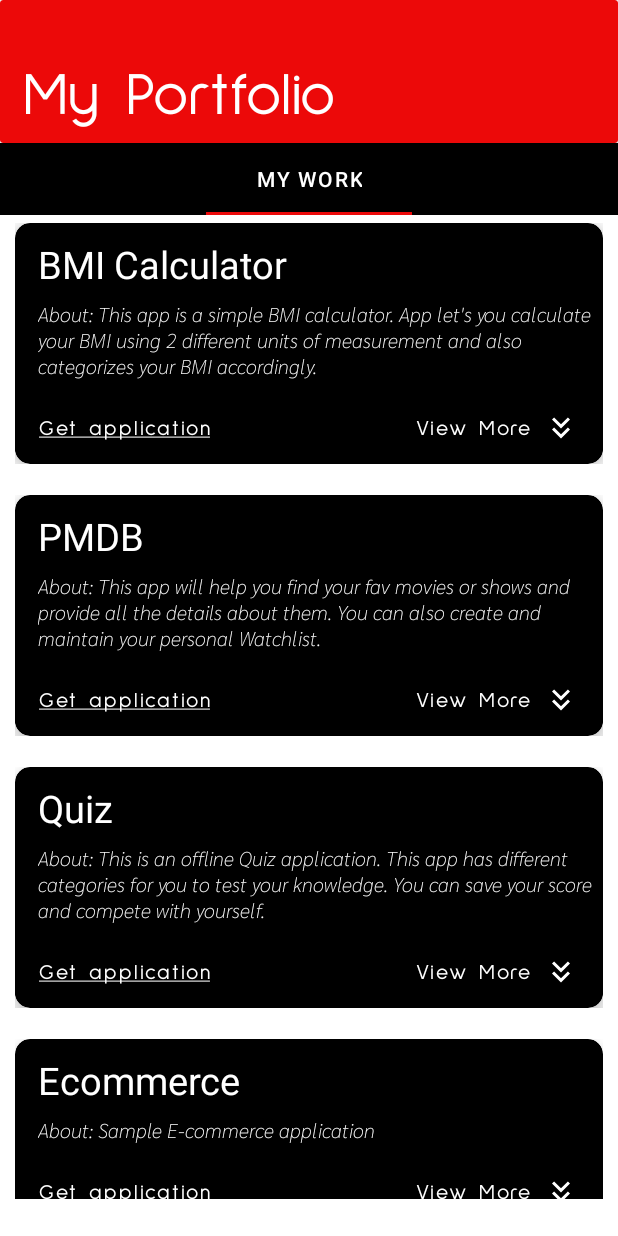
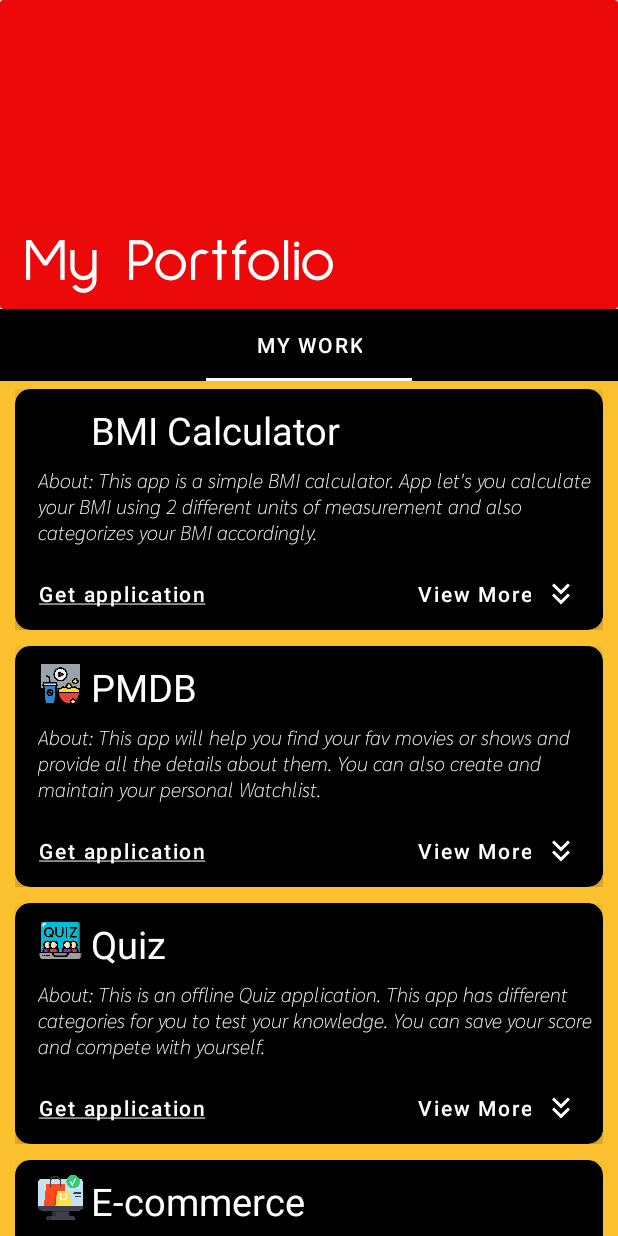
Before and after one commit to buzz-ht53/myportfolio, an Android app: the screen it shows after launch (MainActivity), tab 2 chosen, on a phone screen of 412 x 824 dp. Run offline under Robolectric (Android 15) with nearby library versions, the phone set to English and light mode, and no system bars; Roboto replaces fonts that are not available here.

Commit message:
# Misc (iconImage + pageTitle)

```diff
--- a/app/src/main/java/com/buzz_ht/myportfolio/Adapters/AppListRecyclerViewAdapter.kt
+++ b/app/src/main/java/com/buzz_ht/myportfolio/Adapters/AppListRecyclerViewAdapter.kt
@@ -11,6 +11,7 @@ import android.view.LayoutInflater
 import android.view.View
 import android.view.ViewGroup
 import android.widget.Button
+import android.widget.ImageView
 import android.widget.LinearLayout
 import android.widget.TextView
 import androidx.cardview.widget.CardView
@@ -44,6 +45,7 @@ class AppListRecyclerViewAdapter(context: Context, listOfItems: List<CustomClass
         var btnExpansionReverse: Button = view.findViewById(R.id.btnExpansionReverse)
         var btnGetApp: Button = view.findViewById(R.id.btnGetApp)
         var expansionLayout: CardView = view.findViewById(R.id.expansionLayout)
+        var appIcon: ImageView = view.findViewById(R.id.appIcon)
     }
 
     override fun onCreateViewHolder(parent: ViewGroup, viewType: Int): ViewHolder {
@@ -58,6 +60,19 @@ class AppListRecyclerViewAdapter(context: Context, listOfItems: List<CustomClass
 
         if (listOfItems[position].useCase != "") {
             holder.txtAppDescription.text = "About: " + listOfItems[position].useCase
+        }
+
+        if (listOfItems[position].appIconName != "") {
+            if (listOfItems[position].appName.equals("E-commerce", true))
+                holder.appIcon.setImageResource(R.drawable.logoecommerceapp)
+
+            if (listOfItems[position].appName.equals("Quiz", true))
+                holder.appIcon.setImageResource(R.drawable.logoquizapp)
+
+
+            if (listOfItems[position].appName.equals("PMDB", true))
+                holder.appIcon.setImageResource(R.drawable.logopmdbapp)
+
         }
 
         holder.btnGetApp.setOnClickListener {
--- a/app/src/main/java/com/buzz_ht/myportfolio/Fragments/FragmentMyWork.kt
+++ b/app/src/main/java/com/buzz_ht/myportfolio/Fragments/FragmentMyWork.kt
@@ -51,7 +51,8 @@ class FragmentMyWork : Fragment() {
                 "Firebase Authentication",
                 "This app is a simple BMI calculator. App let's you calculate your BMI using 2 different units of measurement and also categorizes your BMI accordingly.",
                 "1/10",
-                getString(R.string.bmi_calculator_playstore)
+                getString(R.string.bmi_calculator_playstore),
+                ""
             )
         )
         listOfApps.add(
@@ -63,7 +64,8 @@ class FragmentMyWork : Fragment() {
                 "Third Party Apis, Retrofit",
                 "This app will help you find your fav movies or shows and provide all the details about them. You can also create and maintain your personal Watchlist.",
                 "1.5/10",
-                getString(R.string.pmdb_playstore)
+                getString(R.string.pmdb_playstore),
+                "logoomdbapp"
             )
         )
 
@@ -76,7 +78,8 @@ class FragmentMyWork : Fragment() {
                 "Shared pref, Recyclerview",
                 "This is an offline Quiz application. This app has different categories for you to test your knowledge. You can save your score and compete with yourself.",
                 "2.5/10",
-                getString(R.string.quiz_playstore)
+                getString(R.string.quiz_playstore),
+                "logoquizapp"
             )
 
 
@@ -84,14 +87,15 @@ class FragmentMyWork : Fragment() {
 
         listOfApps.add(
             CustomClass(
-                "Ecommerce",
+                "E-commerce",
                 "Java",
                 "MVC",
                 "NA",
                 "Shared pref, Recyclerview, Bottom Navigation view, Menu",
                 "Sample E-commerce application",
                 "4/10",
-                getString(R.string.ecommerce_playstore)
+                getString(R.string.ecommerce_playstore),
+                "logoecommerceapp"
             )
         )
     }
--- a/app/src/main/java/com/buzz_ht/myportfolio/MainActivity.kt
+++ b/app/src/main/java/com/buzz_ht/myportfolio/MainActivity.kt
@@ -22,7 +22,7 @@ import com.google.android.play.core.install.model.UpdateAvailability
 
 class MainActivity : AppCompatActivity() {
 
-    lateinit var btnBMICalculator: Button
+
     private val MY_REQUEST_CODE = 99
     private lateinit var tabLayout: TabLayout
 
@@ -34,7 +34,6 @@ class MainActivity : AppCompatActivity() {
 
         setContentView(R.layout.activity_main)
 
-        btnBMICalculator = findViewById(R.id.btnBMICalculator)
         tabLayout = findViewById(R.id.tabLayout)
 
         setUpTabLayout()
--- a/app/src/main/java/com/buzz_ht/myportfolio/Models/CustomClass.kt
+++ b/app/src/main/java/com/buzz_ht/myportfolio/Models/CustomClass.kt
@@ -8,6 +8,7 @@ data class CustomClass(
     val technologiesUsed: String,
     val useCase: String,
     val complexity: String,
-    val packageName: String
+    val packageName: String,
+    val appIconName: String
 
 )
--- a/app/src/main/res/layout/activity_main.xml
+++ b/app/src/main/res/layout/activity_main.xml
@@ -7,29 +7,39 @@
     android:background="@color/white"
     tools:context=".MainActivity">
 
+    <androidx.constraintlayout.widget.Guideline
+        android:id="@+id/guideline"
+        android:layout_width="wrap_content"
+        android:layout_height="wrap_content"
+        android:orientation="horizontal"
+        app:layout_constraintGuide_percent=".25" />
+
+
     <androidx.cardview.widget.CardView
         android:id="@+id/carview"
         android:layout_width="match_parent"
-        android:layout_height="wrap_content"
+        android:layout_height="0dp"
         android:backgroundTint="@color/red"
+        app:layout_constraintBottom_toTopOf="@+id/guideline"
         app:layout_constraintStart_toStartOf="parent"
         app:layout_constraintTop_toTopOf="parent">
 
         <RelativeLayout
             android:layout_width="match_parent"
-            android:layout_height="wrap_content">
+            android:gravity="bottom"
+            android:layout_height="match_parent">
 
             <TextView
                 android:id="@+id/textView"
                 android:layout_width="wrap_content"
                 android:layout_height="wrap_content"
+                android:layout_marginStart="15dp"
                 android:layout_marginTop="40dp"
+                android:layout_marginBottom="10dp"
                 android:fontFamily="@font/sulphur_point"
                 android:text="My Portfolio"
                 android:textColor="@color/white"
                 android:textSize="40dp"
-                android:layout_marginBottom="10dp"
-                android:layout_marginStart="15dp"
                 app:layout_constraintLeft_toLeftOf="parent"
                 app:layout_constraintStart_toStartOf="parent"
                 app:layout_constraintTop_toTopOf="parent" />
@@ -38,13 +48,12 @@
 
     </androidx.cardview.widget.CardView>
 
-
     <com.google.android.material.tabs.TabLayout
         android:id="@+id/tabLayout"
         android:layout_width="match_parent"
         android:layout_height="wrap_content"
         app:tabSelectedTextColor="@color/white"
-        app:tabIndicatorColor="@color/red"
+        app:tabIndicatorColor="@color/white"
         app:tabBackground="@color/black"
         app:layout_constraintStart_toStartOf="parent"
         app:layout_constraintTop_toBottomOf="@+id/carview" />
@@ -53,34 +62,10 @@
         android:id="@+id/mainFragment"
         android:layout_width="match_parent"
         android:layout_height="0dp"
-        app:layout_constraintBottom_toTopOf="@+id/textView2"
+        app:layout_constraintBottom_toBottomOf="parent"
         app:layout_constraintStart_toStartOf="parent"
         app:layout_constraintTop_toBottomOf="@+id/tabLayout" />
 
-    <Button
-        android:id="@+id/btnBMICalculator"
-        android:layout_width="match_parent"
-        android:layout_height="wrap_content"
-        app:layout_constraintEnd_toEndOf="parent"
-        app:layout_constraintStart_toStartOf="parent"
-        android:layout_marginTop="50dp"
-        android:layout_marginStart="30dp"
-        android:layout_marginEnd="30dp"
-        android:text="BMI Calculator"
-        android:visibility="gone"
-        android:textColor="@color/black"
-        android:backgroundTint="@color/white"
-        app:layout_constraintTop_toBottomOf="@+id/textView" />
 
-    <TextView
-        android:id="@+id/textView2"
-        android:layout_width="wrap_content"
-        android:layout_height="wrap_content"
-        android:layout_marginEnd="10dp"
-        android:layout_marginBottom="5dp"
-        android:text="more coming soon"
-        android:textColor="@color/white"
-        app:layout_constraintBottom_toBottomOf="parent"
-        app:layout_constraintEnd_toEndOf="parent" />
 
 </androidx.constraintlayout.widget.ConstraintLayout>
--- a/app/src/main/res/layout/applist_recview.xml
+++ b/app/src/main/res/layout/applist_recview.xml
@@ -5,7 +5,7 @@
     android:layout_marginTop="5dp"
     android:layout_marginRight="10dp"
     android:layout_marginLeft="10dp"
-    android:layout_marginBottom="15dp"
+    android:layout_marginBottom="5dp"
     android:layout_height="wrap_content">
 
     <com.google.android.material.card.MaterialCardView
@@ -23,18 +23,30 @@
             android:layout_height="wrap_content"
             android:gravity="center">
 
+
+            <ImageView
+                android:id="@+id/appIcon"
+                android:layout_width="30dp"
+                android:layout_height="30dp"
+                android:layout_marginTop="10dp"
+                android:layout_marginStart="15dp"
+                android:layout_alignParentStart="true"
+                android:layout_alignParentTop="true" />
+
+
             <TextView
                 android:id="@+id/txtAppTitle"
                 android:layout_width="match_parent"
                 android:layout_height="wrap_content"
                 android:layout_marginTop="10dp"
+                android:layout_toEndOf="@+id/appIcon"
                 android:fontFamily="@font/autour_one"
                 android:gravity="left"
                 android:text="App Name"
-                android:layout_marginStart="15dp"
                 android:textColor="@color/white"
                 android:textSize="25sp"
-                app:layout_constraintStart_toStartOf="parent"
+                android:layout_marginStart="5dp"
+                app:layout_constraintStart_toEndOf="@+id/appIcon"
                 app:layout_constraintTop_toTopOf="parent" />
 
             <TextView
@@ -61,7 +73,7 @@
                 android:layout_marginTop="5dp"
                 android:backgroundTint="@color/black"
                 android:drawableEnd="@drawable/ic_baseline_keyboard_double_arrow_down_24"
-                android:fontFamily="@font/sulphur_point"
+                android:fontFamily="sans-serif-medium"
                 android:text="View More"
                 android:textAllCaps="false"
                 android:textColor="@color/white" />
@@ -75,7 +87,7 @@
                 android:layout_marginTop="5dp"
                 android:backgroundTint="@color/black"
                 android:drawableEnd="@drawable/ic_baseline_keyboard_double_arrow_up_24"
-                android:fontFamily="@font/sulphur_point"
+                android:fontFamily="sans-serif-medium"
                 android:text="View Less"
                 android:visibility="gone"
                 android:textAllCaps="false"
@@ -89,7 +101,7 @@
                 android:layout_alignParentStart="true"
                 android:layout_marginTop="5dp"
                 android:backgroundTint="@color/black"
-                android:fontFamily="@font/sulphur_point"
+                android:fontFamily="sans-serif-medium"
                 android:text="@string/get_application"
                 android:textAllCaps="false"
                 android:textColor="@color/white" />
--- a/app/src/main/res/layout/layout_fragmentmywork.xml
+++ b/app/src/main/res/layout/layout_fragmentmywork.xml
@@ -2,7 +2,7 @@
 <androidx.constraintlayout.widget.ConstraintLayout xmlns:android="http://schemas.android.com/apk/res/android"
     xmlns:app="http://schemas.android.com/apk/res-auto"
     android:layout_width="match_parent"
-    android:background="@color/white"
+    android:background="@color/light_yellow"
     android:layout_height="match_parent">
 
 
--- a/app/src/main/res/values/colors.xml
+++ b/app/src/main/res/values/colors.xml
@@ -9,4 +9,6 @@
     <color name="white">#FFFFFFFF</color>
     <color name="grey">#423F3F</color>
     <color name="red">#EC0909</color>
+    <color name="light_yellow">#FBC02D</color>
+    <color name="description_font">#2196F3</color>
 </resources>
```
Also changed, not shown: app/src/main/res/drawable/logoecommerceapp.png (added), app/src/main/res/drawable/logopmdbapp.png (added), app/src/main/res/drawable/logoquizapp.png (added).
